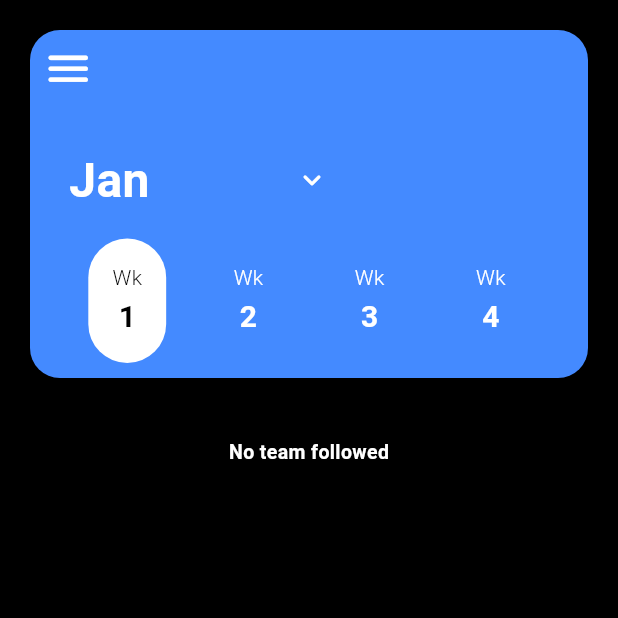
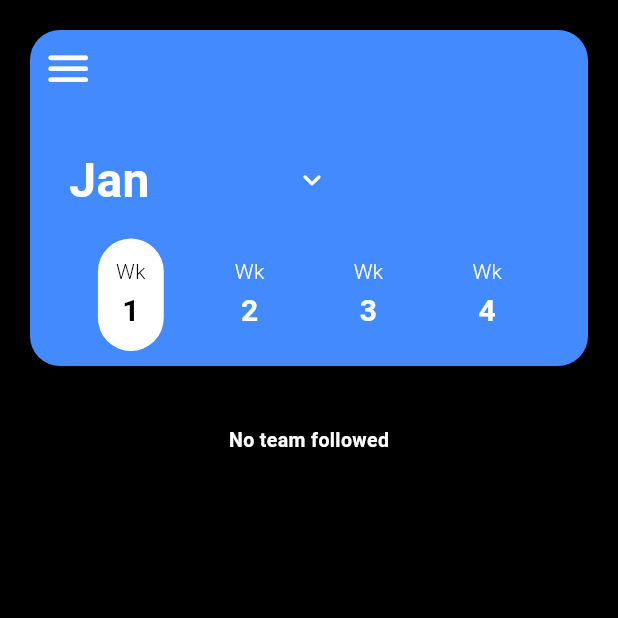
Before and after one commit to boguh/eseo_flutter_project, a Flutter app: the WelcomePage screen opened by its route, on a phone screen of 412 x 824 dp, the top half of it. Run offline on Flutter 3.47's test engine with Material 3 defaults, Android fonts, the light colour scheme and no system bars; drawn by our look-alikes of animated_custom_dropdown; our stand-ins replace cloud_firestore, firebase_core, flutter_svg, go_router, google_fonts, google_sign_in and 2 more; missing offline and left inert: extension_google_sign_in_as_googleapis_auth, googleapis; accounts and stored records are empty.

Commit message:
fixed possible screen overflow on 6 weeks months on some resolutions

```diff
--- a/lib/widgets/calendar_widget.dart
+++ b/lib/widgets/calendar_widget.dart
@@ -142,7 +142,7 @@ class _CalendarState extends State<Calendar> {
           duration: const Duration(milliseconds: 300),
           curve: Curves.easeOut,
           padding: const EdgeInsets.symmetric(
-              vertical: 16.0, horizontal: 16.0),
+              vertical: 12.0, horizontal: 12.0),
           decoration: BoxDecoration(
             color:
             _selectedWeek != week ? Colors.blueAccent : Colors.white,
```
